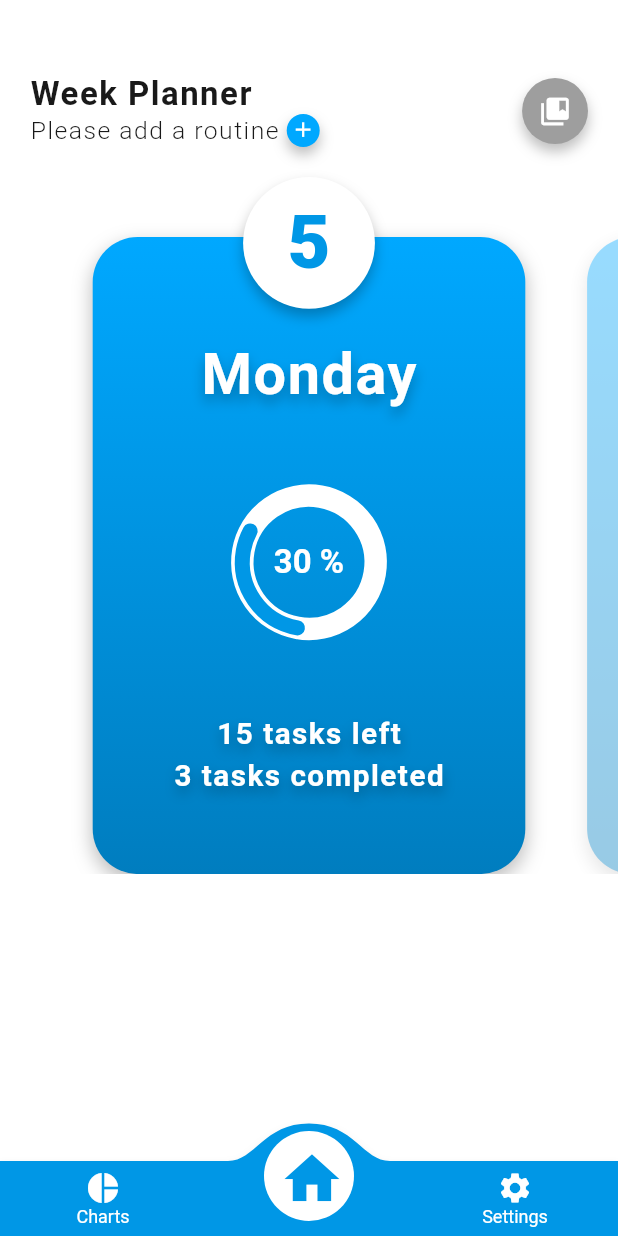
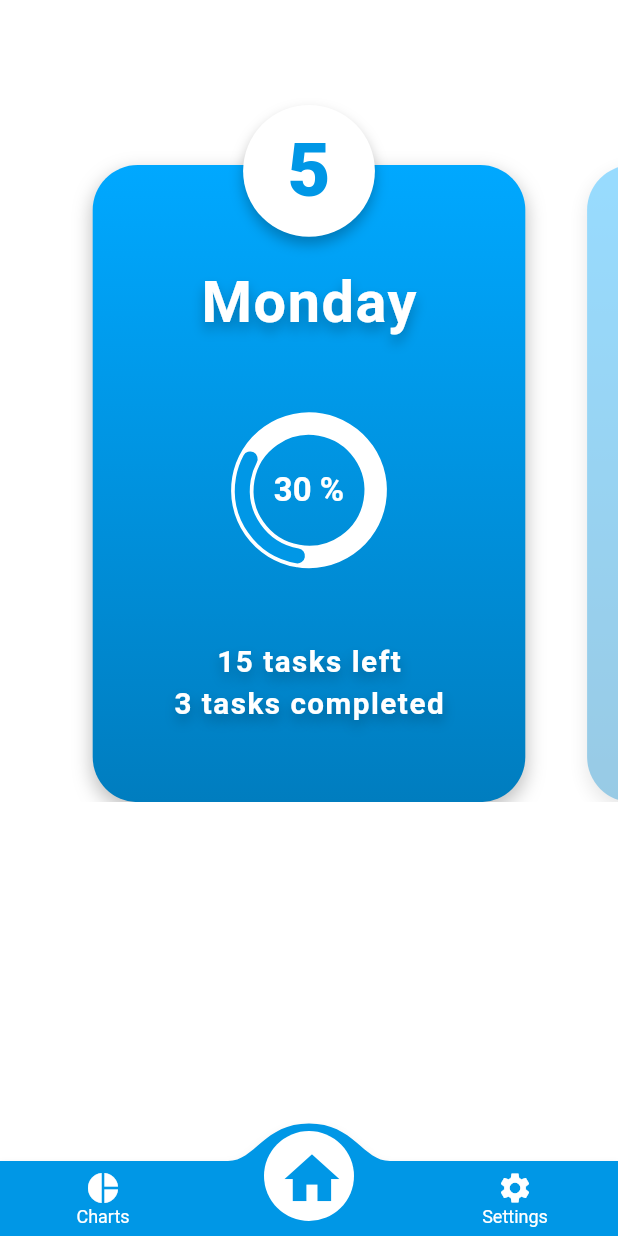
Before and after one commit to draxexx/plan_your_life, a Flutter app: the screen it shows after launch, on a phone screen of 412 x 824 dp. Run offline on Flutter 3.47's test engine with Material 2 defaults, Android fonts, the phone set to English and light mode, and no system bars; drawn by our look-alikes of convex_bottom_bar, sleek_circular_slider; our stand-ins replace get; Roboto replaces fonts that are missing (OpenSans).

Commit message:
remove topbar from the home screen

```diff
--- a/lib/screens/routines/routines_screen.dart
+++ b/lib/screens/routines/routines_screen.dart
@@ -15,7 +15,7 @@ class _RoutinesScreenState extends State<RoutinesScreen> {
       child: const SingleChildScrollView(
         child: Column(
           children: [
-            TopBar(),
+            // TopBar(),
             CardList(),
           ],
         ),
--- a/lib/screens/routines/widgets/top-bar/top_bar.dart
+++ b/lib/screens/routines/widgets/top-bar/top_bar.dart
@@ -19,47 +19,22 @@ class TopBar extends StatelessWidget {
                     textType: TextType.header_1,
                   ),
                 ),
-                Row(
-                  children: [
-                    Container(
-                      child: textBuilder(
-                        AppLocalizations.of(context)
-                            .translate("please_add_a_routine"),
-                        textType: TextType.subText1,
-                      ),
-                    ),
-                    const SizedBox(width: 5),
-                    GestureDetector(
-                      onTap: () {},
-                      child: circleContainer(
-                        20,
-                        Icon(
-                          Icons.add,
-                          color: MyColors.white,
-                          size: getProportionateScreenWidth(15),
-                        ),
-                        MyColors.blue,
-                        MyColors.blue,
-                      ),
-                    ),
-                  ],
-                ),
               ],
             ),
           ),
-          GestureDetector(
-            onTap: () {},
-            child: circleContainer(
-              40,
-              Icon(
-                Icons.collections_bookmark,
-                color: MyColors.white,
-                size: getProportionateScreenWidth(20),
-              ),
-              Colors.grey,
-              Colors.grey,
-            ),
-          ),
+          // GestureDetector(
+          //   onTap: () {},
+          //   child: circleContainer(
+          //     40,
+          //     Icon(
+          //       Icons.collections_bookmark,
+          //       color: MyColors.white,
+          //       size: getProportionateScreenWidth(20),
+          //     ),
+          //     Colors.grey,
+          //     Colors.grey,
+          //   ),
+          // ),
         ],
       ),
     );
```
